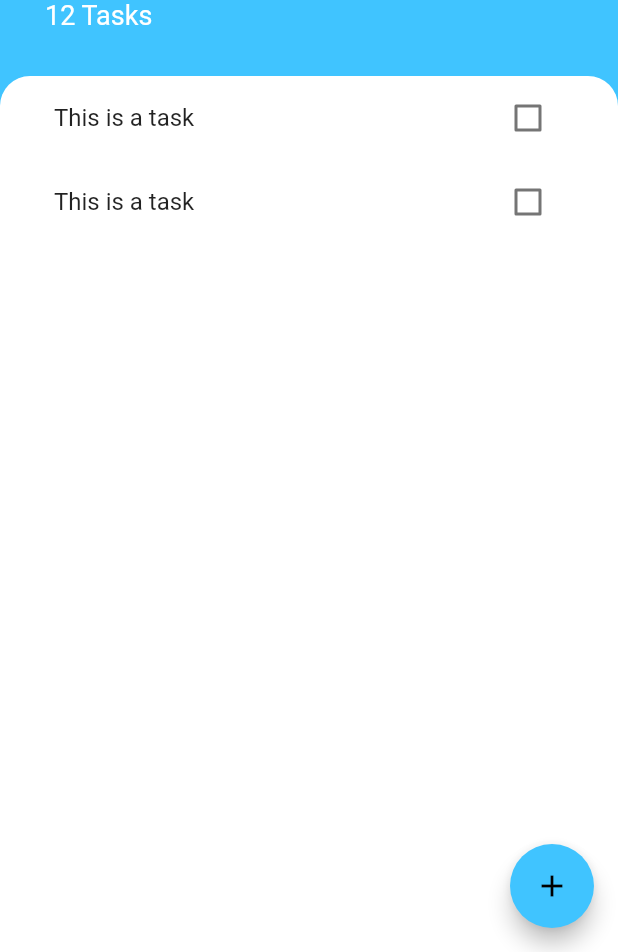
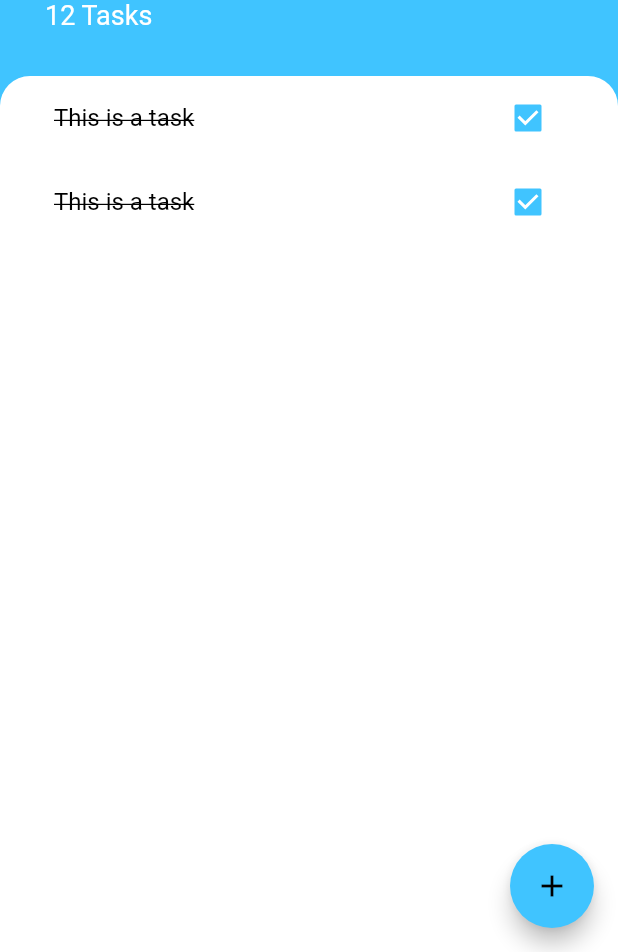
Before and after one commit to sumithpdd/FlutterMeetupProvider, a Flutter app: the screen it shows after launch, on a phone screen of 412 x 824 dp, the part 284-1236 px from its top. Run offline on Flutter 3.47's test engine with Material 2 defaults, Android fonts, the phone set to English and light mode, and no system bars.

Commit message:
Task Checkbox with state and callback

```diff
--- a/Notes.txt
+++ b/Notes.txt
@@ -21,3 +21,9 @@ In the AddTaskScreen we can see textfield, Addbutton and the BoxDecoration for c
 ///////////////////////////////////////
 
 4. Flutter run
+
+
+/////////////
+StateManagement
+
+TaskCheckBox as StatefulWidget as it has to react to user input and change its state.
--- a/todo_flutter/lib/widgets/task_tile.dart
+++ b/todo_flutter/lib/widgets/task_tile.dart
@@ -1,14 +1,46 @@
 import 'package:flutter/material.dart';
 
-class TaskTile extends StatelessWidget {
+class TaskTile extends StatefulWidget {
+  @override
+  _TaskTileState createState() => _TaskTileState();
+}
+
+class _TaskTileState extends State<TaskTile> {
+  bool isChecked = true;
+  //Callback
+  void checkBoxCallBack(bool checkboxState) {
+    setState(() {
+      isChecked = checkboxState;
+    });
+  }
+
   @override
   Widget build(BuildContext context) {
     return ListTile(
-      title: Text('This is a task'),
-      trailing: Checkbox(
-        value: false,
-        onChanged: (bool value) {},
+      title: Text(
+        'This is a task',
+        style: TextStyle(
+            decoration: isChecked ? TextDecoration.lineThrough : null,
+            color: Colors.black),
       ),
+      trailing: new TaskCheckBox(
+          checkboxState: isChecked,
+          toggleCheckBoxState: checkBoxCallBack),
     );
   }
 }
+
+class TaskCheckBox extends StatelessWidget {
+  final bool checkboxState;
+  final Function toggleCheckBoxState;
+  TaskCheckBox({this.checkboxState, this.toggleCheckBoxState});
+
+  @override
+  Widget build(BuildContext context) {
+    return Checkbox(
+      activeColor: Theme.of(context).accentColor,
+      value: checkboxState,
+      onChanged: (bool newValue) {},
+    );
+  }
+}
```
